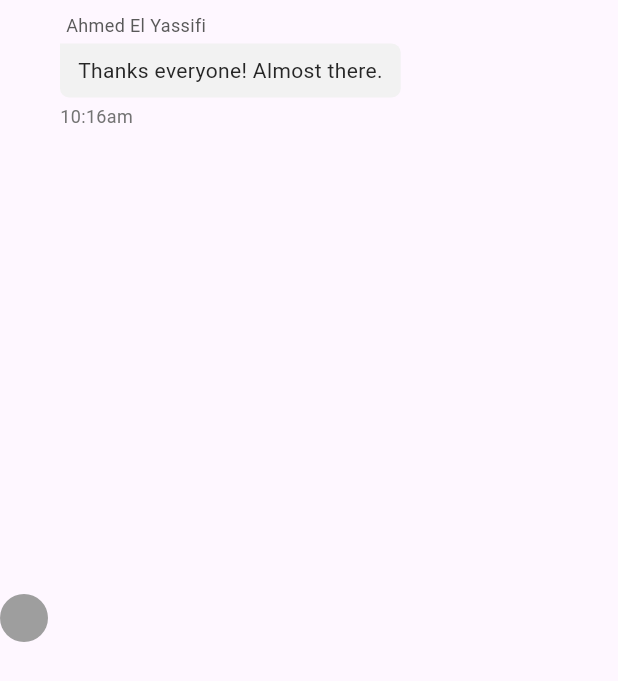
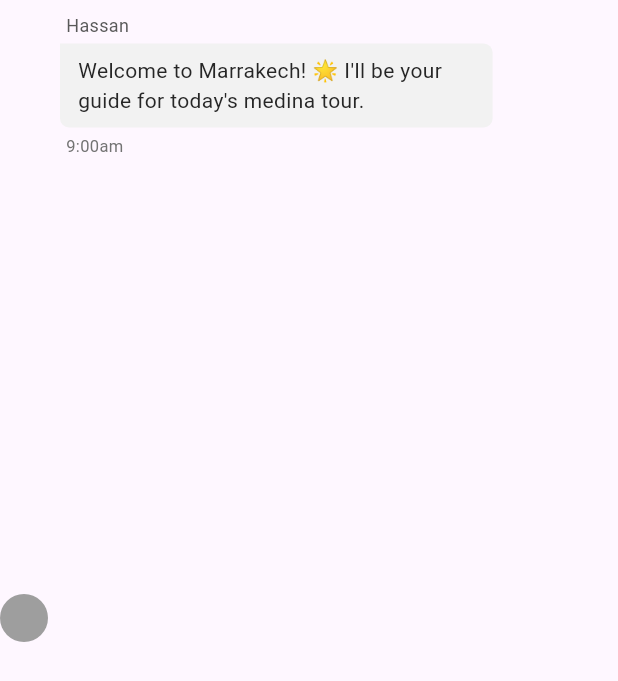
Before and after one commit to xmawe/guidini_mobile_app, a Flutter app: the ChatBubble widget shown alone on an empty page, opened directly with sample values from the repository, on a phone screen of 412 x 824 dp. Shown: the top 681 px of the screen. Run offline on Flutter 3.47's test engine with Material 3 defaults, Android fonts, the light colour scheme and no system bars; Roboto replaces fonts that are missing (SF Pro Display); project files that could hold a hidden picture were left out.

Commit message:
Refactor Message model and update ChatBubble, ChatHeader, ChatInput, and DaySeparator for improved message handling and UI consistency

```diff
--- a/lib/models/message.dart
+++ b/lib/models/message.dart
@@ -1,45 +1,132 @@
 class Message {
-  final String text;
-  final String time;
-  final bool isMe;
-  final String senderName;
-  final String? day; // Optional day separator
+  final String id;
+  final String chatRoomId;
+  final String senderId;
+  final String content;
+  final DateTime createdAt;
+  final DateTime? readAt;
+  final bool isRead;
+  final String senderName;  // For display purposes
+  final String? day;       // For UI grouping
 
   Message({
-    required this.text,
-    required this.time,
-    required this.isMe,
+    required this.id,
+    required this.chatRoomId,
+    required this.senderId,
+    required this.content,
+    required this.createdAt,
+    this.readAt,
+    this.isRead = false,
     required this.senderName,
     this.day,
   });
+
+  // Convert timestamp to readable time
+  String get formattedTime {
+    return "${createdAt.hour}:${createdAt.minute.toString().padLeft(2, '0')}${createdAt.hour >= 12 ? 'pm' : 'am'}";
+  }
+
+  // Check if message is from current user
+  bool get isMe => senderId == 'current_user_id'; // Replace with actual user ID check
 }
 
 // Sample data
 final List<Message> messages = [
   Message(
-    text: "Thanks everyone! Almost there.",
-    time: "10:16am",
-    isMe: false,
-    senderName: "Ahmed El Yassifi",
-    day: "Thursday",
+    id: '1',
+    chatRoomId: 'room_1',
+    senderId: 'guide_1',
+    content: "Welcome to Marrakech! 🌟 I'll be your guide for today's medina tour.",
+    createdAt: DateTime(2024, 5, 24, 9, 0),
+    senderName: "Hassan",
+    day: "Today",
   ),
   Message(
-    text: "Hey team, I've finished with the requirements doc!",
-    time: "11:40am",
-    isMe: false,
-    senderName: "Ahmed El Yassifi",
-  ),
-  Message(
-    text: "Awesome! Thanks.",
-    time: "11:41am",
-    isMe: true,
+    id: '2',
+    chatRoomId: 'room_1',
+    senderId: 'current_user_id',
+    content: "Hi Hassan! Excited to explore. Where do we start?",
+    createdAt: DateTime(2024, 5, 24, 9, 1),
     senderName: "You",
   ),
   Message(
-    text: "Hey Olivia, can you please review the latest design when you can?",
-    time: "2:20pm",
-    isMe: false,
-    senderName: "Ahmed El Yassifi",
-    day: "Friday",
+    id: '3',
+    chatRoomId: 'room_1',
+    senderId: 'guide_1',
+    content: "We'll begin at Jemaa el-Fnaa square, then explore the souks. Are you at your hotel now?",
+    createdAt: DateTime(2024, 5, 24, 9, 2),
+    senderName: "Hassan",
+  ),
+  Message(
+    id: '4',
+    chatRoomId: 'room_1',
+    senderId: 'current_user_id',
+    content: "Yes, I'm at Riad Mamounia. How long will it take to reach there?",
+    createdAt: DateTime(2024, 5, 24, 9, 3),
+    senderName: "You",
+  ),
+  Message(
+    id: '5',
+    chatRoomId: 'room_1',
+    senderId: 'guide_1',
+    content: "Perfect! I'll meet you in 15 minutes. Look for me wearing a blue guide badge 🏷️",
+    createdAt: DateTime(2024, 5, 24, 9, 4),
+    senderName: "Hassan",
+  ),
+  Message(
+    id: '6',
+    chatRoomId: 'room_1',
+    senderId: 'current_user_id',
+    content: "This spice market smells amazing! 🌶️ What's this red spice called?",
+    createdAt: DateTime(2024, 5, 24, 10, 30),
+    senderName: "You",
+  ),
+  Message(
+    id: '7',
+    chatRoomId: 'room_1',
+    senderId: 'guide_1',
+    content: "That's Moroccan paprika! Perfect for tagine dishes. Would you like to try some authentic spice blends?",
+    createdAt: DateTime(2024, 5, 24, 10, 31),
+    senderName: "Hassan",
+  ),
+  Message(
+    id: '8',
+    chatRoomId: 'room_1',
+    senderId: 'current_user_id',
+    content: "Definitely! Can we also visit that carpet shop we passed earlier?",
+    createdAt: DateTime(2024, 5, 24, 10, 33),
+    senderName: "You",
+  ),
+  Message(
+    id: '9',
+    chatRoomId: 'room_1',
+    senderId: 'guide_1',
+    content: "Of course! After lunch at the rooftop restaurant I recommended. The view of Koutoubia Mosque is stunning from there 🕌",
+    createdAt: DateTime(2024, 5, 24, 10, 34),
+    senderName: "Hassan",
+  ),
+  Message(
+    id: '10',
+    chatRoomId: 'room_1',
+    senderId: 'guide_1',
+    content: "Quick break by the fountain. Do you need water or rest? It's getting warm ☀️",
+    createdAt: DateTime(2024, 5, 24, 11, 45),
+    senderName: "Hassan",
+  ),
+  Message(
+    id: '11',
+    chatRoomId: 'room_1',
+    senderId: 'current_user_id',
+    content: "A short rest would be great! This mint tea is refreshing 🍵",
+    createdAt: DateTime(2024, 5, 24, 11, 46),
+    senderName: "You",
+  ),
+  Message(
+    id: '12',
+    chatRoomId: 'room_1',
+    senderId: 'guide_1',
+    content: "That's our famous Moroccan hospitality! Ready to explore the artisan quarter next?",
+    createdAt: DateTime(2024, 5, 24, 11, 48),
+    senderName: "Hassan",
   ),
 ];
--- a/lib/widgets/chat/chat_bubble.dart
+++ b/lib/widgets/chat/chat_bubble.dart
@@ -30,17 +30,17 @@ class ChatBubble extends StatelessWidget {
             crossAxisAlignment:
                 message.isMe ? CrossAxisAlignment.end : CrossAxisAlignment.start,
             children: [
-                Padding(
+              Padding(
                 padding: const EdgeInsets.only(left: 4, bottom: 4),
                 child: Text(
-                  message.isMe ? 'You' : message.senderName,
+                  message.senderName,
                   style: const TextStyle(
                     fontSize: 12,
                     color: AppColors.senderText,
                     fontFamily: 'SF Pro Display',
                   ),
                 ),
-                ),
+              ),
               Container(
                 constraints: BoxConstraints(
                   maxWidth: MediaQuery.of(context).size.width * 0.7,
@@ -65,17 +65,30 @@ class ChatBubble extends StatelessWidget {
                   ),
                 ),
                 child: Text(
-                  message.text,
+                  message.content,
                   style: message.isMe
                       ? userMessageTextStyle
                       : chatMessageTextStyle,
                 ),
               ),
               Padding(
-                padding: const EdgeInsets.only(top: 4),
-                child: Text(
-                  message.time,
-                  style: timestampTextStyle.copyWith(fontSize: 12),
+                padding: const EdgeInsets.only(top: 4, left: 4),
+                child: Row(
+                  mainAxisSize: MainAxisSize.min,
+                  children: [
+                    Text(
+                      message.formattedTime,
+                      style: timestampTextStyle,
+                    ),
+                    if (message.isMe) ...[
+                      const SizedBox(width: 4),
+                      Icon(
+                        message.isRead ? Icons.done_all : Icons.done,
+                        size: 14,
+                        color: AppColors.timestamp,
+                      ),
+                    ],
+                  ],
                 ),
               ),
             ],
```
Also changed, not shown: lib/widgets/chat/chat_header.dart (+22 -0 lines), lib/widgets/chat/chat_input.dart (+6 -1 lines), lib/widgets/chat/day_separator.dart (+10 -10 lines).
